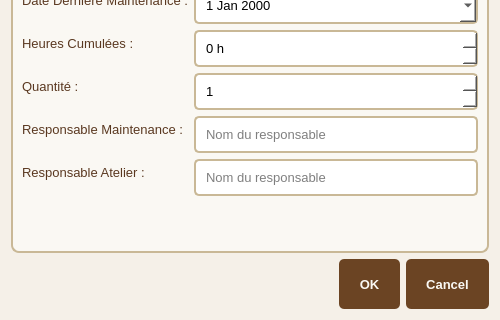
Esprit-UP-Algo/projetcpp2526-s2-2a8-smart-carpentry-morkshop-management, file DialogMachine.ui: the form before one commit; both pictures show x 0 to 500 and y 280 to 600 of the 500 by 600 pixel window.
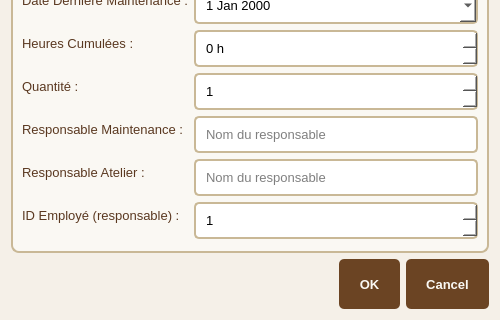
The form after the commit.

Commit message: Fix Oracle connection: SQL INSERT/UPDATE/DELETE for machines, clients, employes + risk analysis

The edit to the form file:
```diff
--- a/DialogMachine.ui
+++ b/DialogMachine.ui
@@ -99,6 +99,8 @@
       <item row="8" column="1"><widget class="QLineEdit" name="lineEditRespMaintenance"><property name="placeholderText"><string>Nom du responsable</string></property></widget></item>
       <item row="9" column="0"><widget class="QLabel" name="label_10"><property name="text"><string>Responsable Atelier :</string></property></widget></item>
       <item row="9" column="1"><widget class="QLineEdit" name="lineEditRespAtelier"><property name="placeholderText"><string>Nom du responsable</string></property></widget></item>
+      <item row="10" column="0"><widget class="QLabel" name="labelIdEmploye"><property name="text"><string>ID Employé (responsable) :</string></property></widget></item>
+      <item row="10" column="1"><widget class="QSpinBox" name="spinBoxIdEmploye"><property name="minimum"><number>1</number></property><property name="maximum"><number>999999</number></property></widget></item>
      </layout>
     </widget>
    </item>
```
The commit also changes 522 other files.
